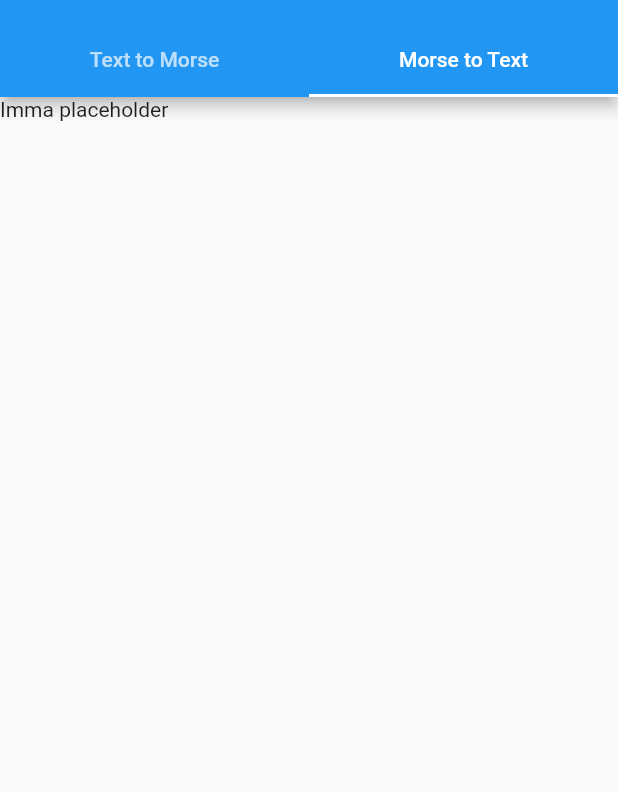
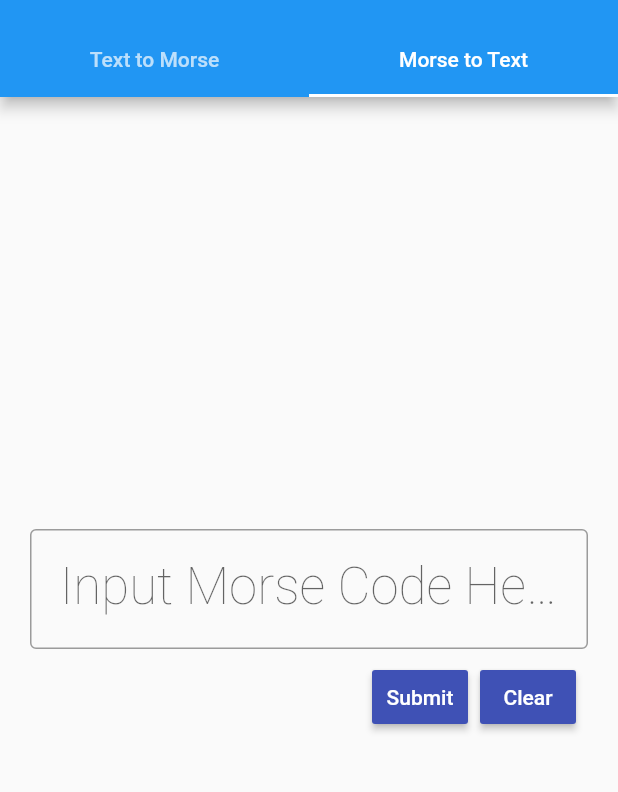
Before and after one commit to Jack-Vaughn/morse_code_translation, a Flutter app: the screen it shows after launch, tab 2 chosen, on a phone screen of 412 x 824 dp, the part 59-851 px from its top. Run offline on Flutter 3.47's test engine with Material 2 defaults, Android fonts, the light colour scheme and no system bars.

Commit message:
Added textfields to the M2T tab and gave functionality to the Clear Button

```diff
--- a/lib/MorseToTextTab.dart
+++ b/lib/MorseToTextTab.dart
@@ -7,14 +7,61 @@
 
 class _DeckViewState extends State<MorseToTextTab> {
   // DECLARE VARIABLES HERE
+  final nameHolder = TextEditingController();
 
-  _DeckViewState() {
-    // PLACEHOLDER
-  }
+  clearTextInput(){
+    nameHolder.clear();
+  }//end clearTextInput
 
   @override
   Widget build(BuildContext context) {
-    // PLACEHOLDER
-    return Text('Imma placeholder');
+    // Basic material design visual layout structure
+    return Scaffold(
+      // Centers content horizontally and vertically
+        body: Center(
+            child: Container(
+              // Offsets in each of the two horizontal directions
+                margin: new EdgeInsets.symmetric(horizontal: 20.0),
+                child: Center(
+                  // Displays children in a vertical array
+                    child: Column(
+                      // Place the children as close to the middle of the main axis as possible
+                      mainAxisAlignment: MainAxisAlignment.center,
+                      children: <Widget>[
+                        TextField(
+                          decoration: InputDecoration(
+                            border: OutlineInputBorder(),
+                            labelText: 'Input Morse Code Here',
+                            contentPadding: const EdgeInsets.all(20.0),
+                          ),
+                          controller: nameHolder,
+                          style: new TextStyle(
+                              fontSize: 34.0,
+                              color: const Color(0xFF000000),
+                              fontWeight: FontWeight.w200,
+                              fontFamily: "Roboto"),
+                        ),
+                        ButtonBar(
+                          children: <Widget>[
+                            RaisedButton(
+                              child: Text("Submit"),
+                              onPressed: () => {},
+                              color: Colors.indigo,
+                              textColor: Colors.white,
+                              padding: EdgeInsets.all(2.0),
+                              splashColor: Colors.orange,
+                            ),
+                            RaisedButton(
+                              child: Text("Clear"),
+                              color: Colors.indigo,
+                              onPressed: clearTextInput,
+                              textColor: Colors.white,
+                              padding: EdgeInsets.all(2.0),
+                              splashColor: Colors.orange,
+                            ),
+                          ],
+                        )
+                      ],
+                    )))));
   }
 }
```
